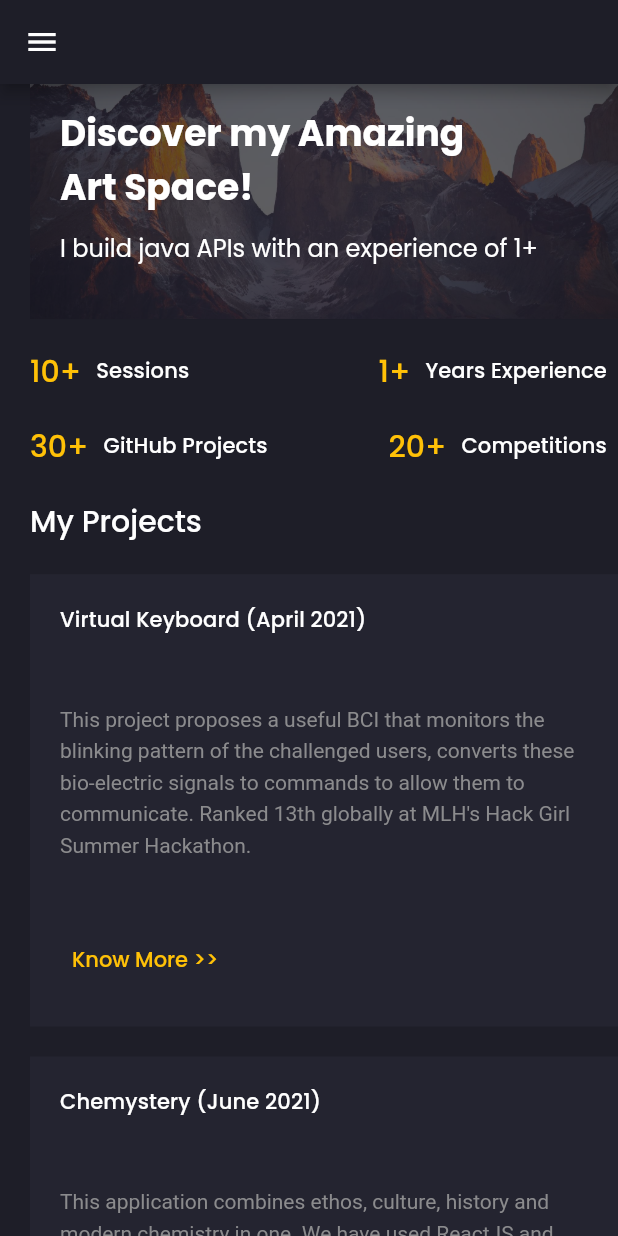
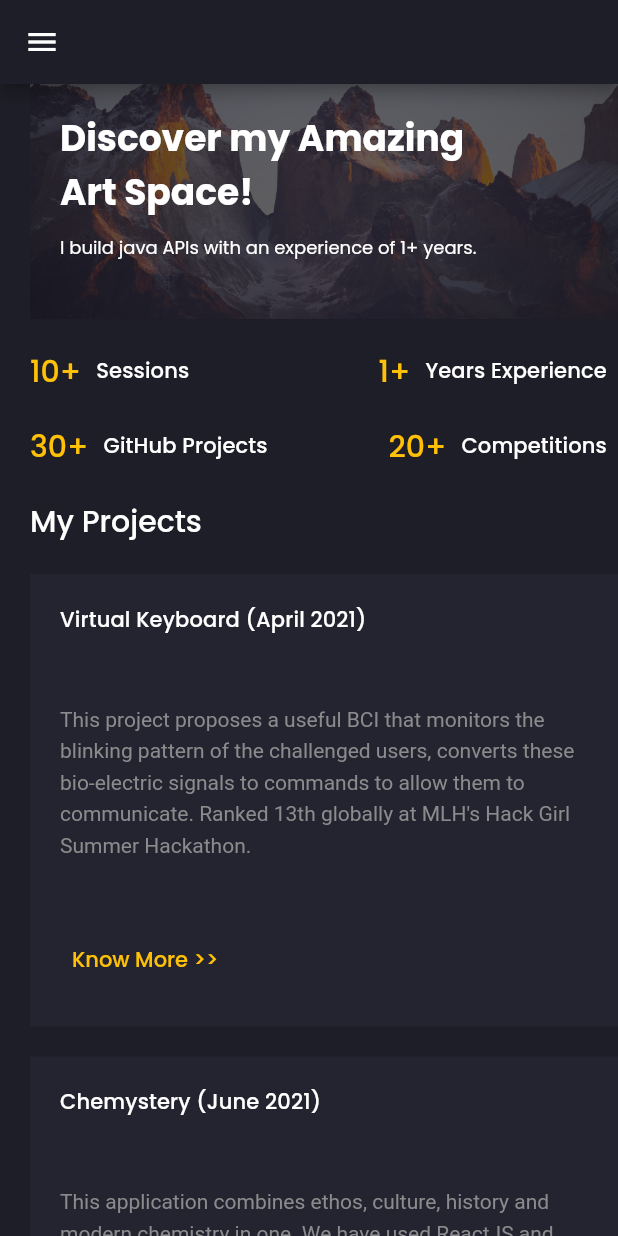
Before and after one commit to simran1901/Simran-s-Portfolio, a Flutter app: the screen it shows after launch, on a phone screen of 412 x 824 dp. Run offline on Flutter 3.47's test engine with Material 2 defaults, Android fonts, the light colour scheme and no system bars; drawn by our look-alikes of animated_text_kit; our stand-ins replace flutter_svg, google_fonts; missing offline and left inert: dart:html.

Commit message:
font size for home banner

```diff
--- a/lib/screens/home/components/home_banner.dart
+++ b/lib/screens/home/components/home_banner.dart
@@ -87,7 +87,7 @@ class MyBuildAnimatedText extends StatelessWidget {
           if (!Responsive.isMobileLarge(context)) FlutterCodedText(),
           if (!Responsive.isMobileLarge(context))
             SizedBox(width: defaultPadding / 2),
-          Text("I build "),
+          Text("I build ", style: TextStyle(fontSize: Responsive.isMobile(context)? 12: 14)),
           Responsive.isMobile(context)
               ? Expanded(child: AnimatedText())
               : AnimatedText(),
@@ -112,18 +112,22 @@ class AnimatedText extends StatelessWidget {
         TyperAnimatedText(
           "java APIs with an experience of 1+ years.",
           speed: Duration(milliseconds: 60),
+          textStyle: TextStyle(fontSize: Responsive.isMobile(context)? 12: 14)
         ),
         TyperAnimatedText(
           "responsive web and mobile apps.",
           speed: Duration(milliseconds: 60),
+          textStyle: TextStyle(fontSize: Responsive.isMobile(context)? 12: 14)
         ),
         TyperAnimatedText(
           "chat app with flutter and NodeJS.",
           speed: Duration(milliseconds: 60),
+          textStyle: TextStyle(fontSize: Responsive.isMobile(context)? 12: 14)
         ),
         TyperAnimatedText(
           "transport and travel booking app.",
           speed: Duration(milliseconds: 60),
+          textStyle: TextStyle(fontSize: Responsive.isMobile(context)? 12: 14)
         ),
       ],
     );
```
